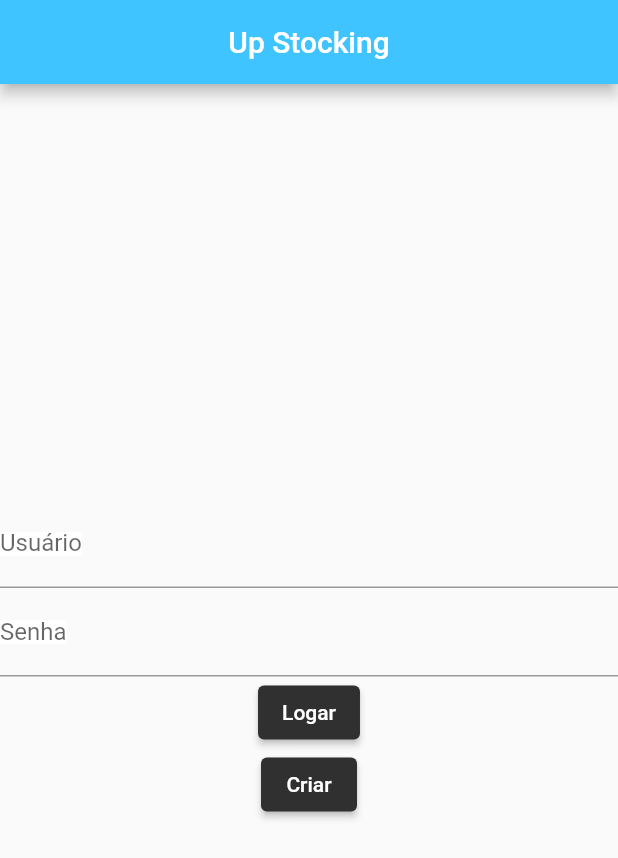
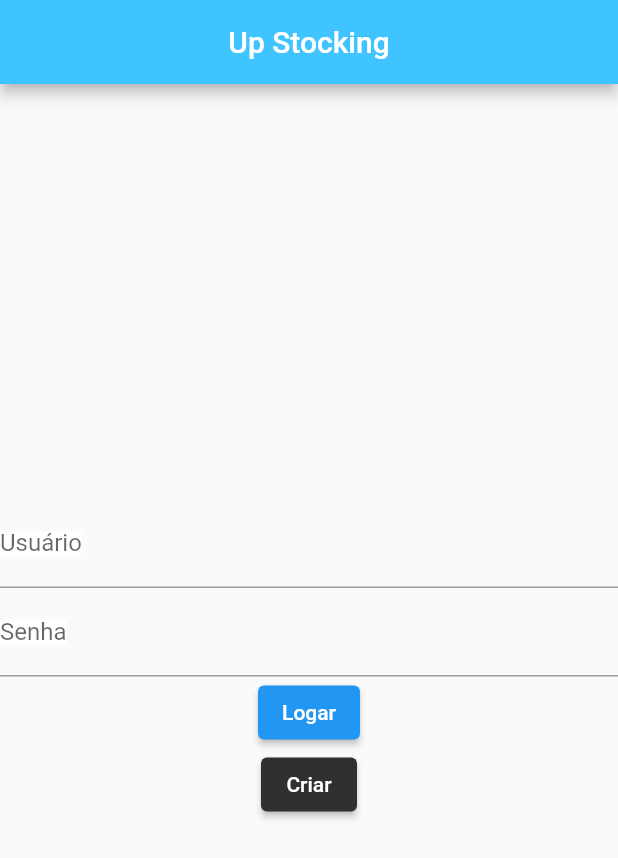
Before and after one commit to gustavoproencasousa/OutStock, a Flutter app: the screen it shows after launch, on a phone screen of 412 x 824 dp. Shown: the top 858 px of the screen. Run offline on Flutter 3.47's test engine with Material 2 defaults, Android fonts, the phone set to English and light mode, and no system bars; our stand-ins replace firebase_core; accounts and stored records are empty; generated files the repository leaves out were written again.

Commit message:
Criação botao OK

```diff
--- /dev/null
+++ b/lib/Widgets/botaoenter.dart
@@ -0,0 +1,18 @@
+import 'package:flutter/material.dart';
+
+class BotaoEnter extends StatelessWidget {
+  final String texto;
+  final void Function() onPressed;
+  BotaoEnter(this.texto, {required this.onPressed});
+  @override
+  Widget build(BuildContext context) {
+    return ElevatedButton(
+      onPressed: onPressed,
+      child: Text(this.texto),
+      style: ElevatedButton.styleFrom(
+        backgroundColor: Colors.green[850],
+        onPrimary: Colors.white,
+      ),
+    );
+  }
+}
--- a/lib/home.dart
+++ b/lib/home.dart
@@ -3,6 +3,7 @@ import 'package:flutter/material.dart';
 import 'Widgets/botoes.dart';
 import 'TelaSelect.dart';
 import 'TelaCadastro.dart';
+import 'Widgets/botaoenter.dart';
 
 class Home extends StatefulWidget {
   @override
@@ -33,7 +34,7 @@ class _HomeState extends State<Home> {
             children: <Widget>[
               InputTextos("Usuário", "Usuário", controller: _usuario),
               InputTextos("Senha", "Senha", controller: _senha),
-              Botoes("Logar", onPressed: _click),
+              BotaoEnter("Logar", onPressed: _click),
               Botoes("Criar", onPressed: _cadastro)
             ]));
   }
```
Also changed, not shown: lib/TelaSelect.dart (+19 -9 lines).
